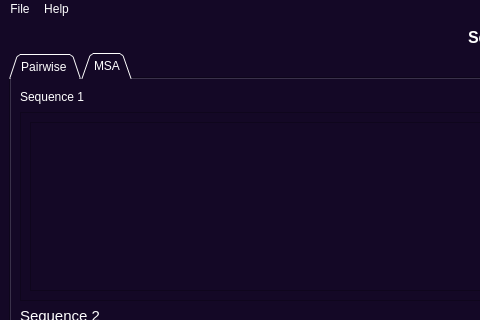
Above: data/mainwindow.ui from ReemYasser2/Sequence-Alignment-project- before the change; both pictures show x 0 to 480 and y 0 to 320 of the 1098 by 691 pixel window. Below: the same form after it.
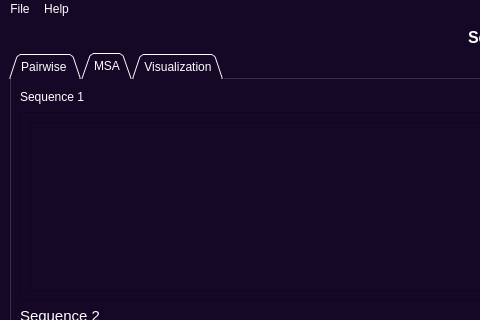
That is the form after the change. The open tabs and pages were chosen to show the change. Icons and pictures are not drawn.

```diff
--- a/data/mainwindow.ui
+++ b/data/mainwindow.ui
@@ -763,6 +763,15 @@
         </item>
        </layout>
       </widget>
+      <widget class="QWidget" name="tab_2">
+       <attribute name="icon">
+        <iconset>
+         <normaloff>icons/Real-Time-256.png</normaloff>icons/Real-Time-256.png</iconset>
+       </attribute>
+       <attribute name="title">
+        <string>Visualization</string>
+       </attribute>
+      </widget>
      </widget>
     </item>
    </layout>
```
Left out of the diff: 12 changed lines with no effect on the pictures.
